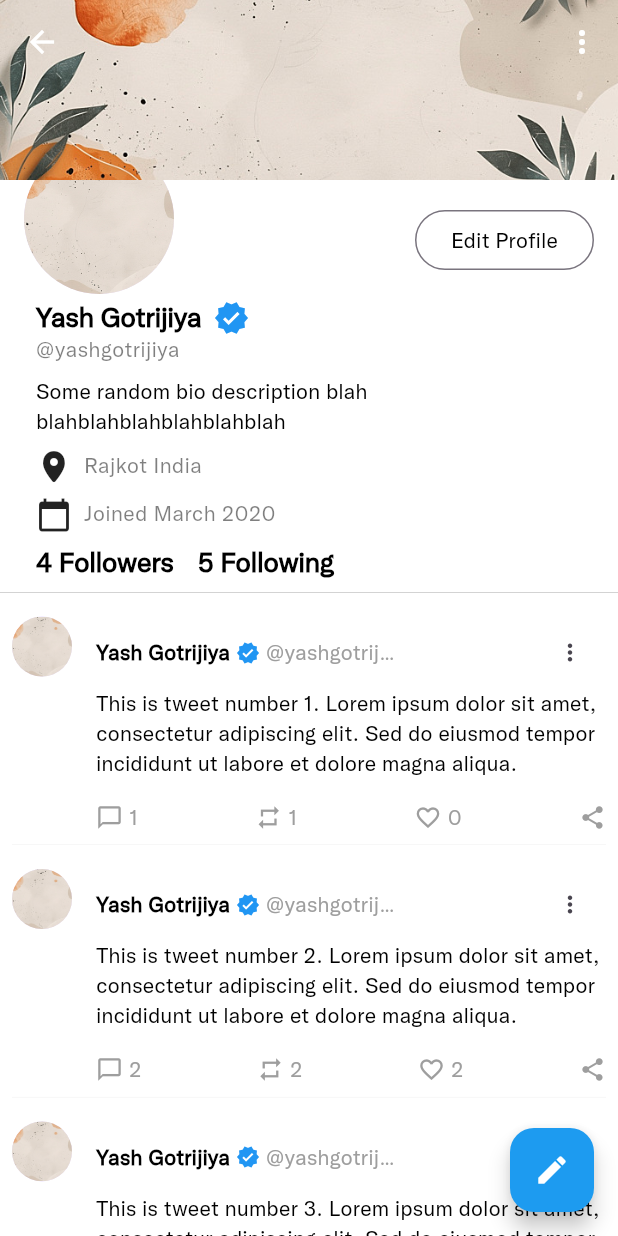
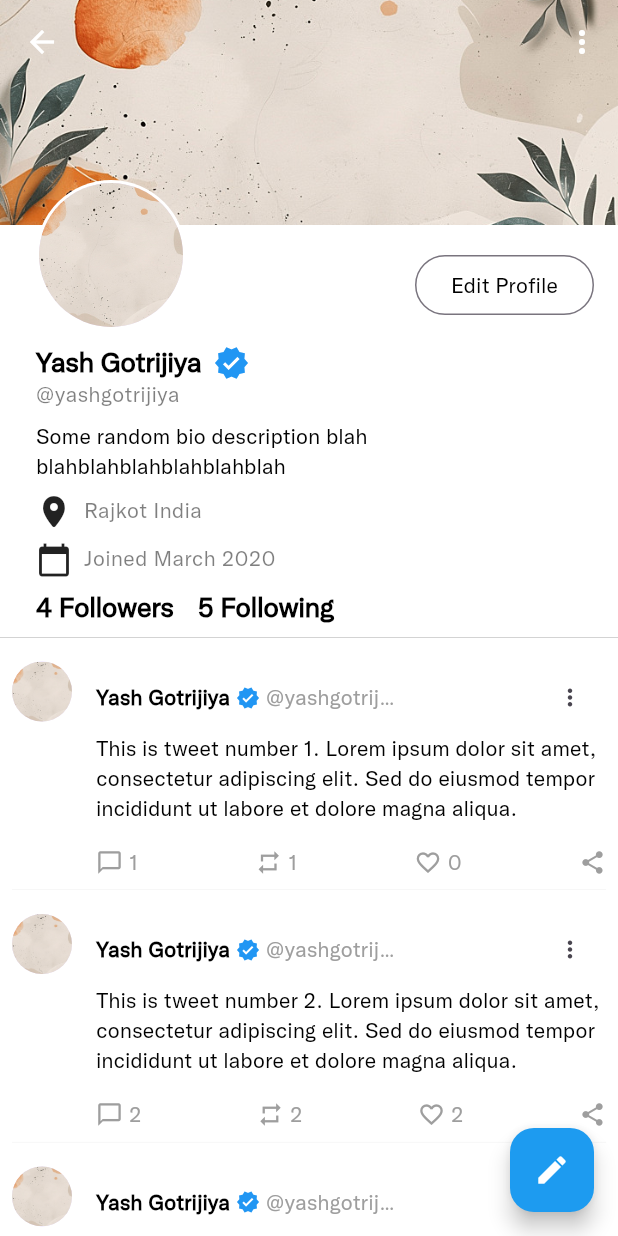
Before and after one commit to YashG92/twitter_clone, a Flutter app: the UserProfileView screen opened by its route, on a phone screen of 412 x 824 dp. Run offline on Flutter 3.47's test engine with Material 3 defaults, Android fonts, the phone set to English and light mode, and no system bars; our stand-ins replace cloud_firestore, connectivity_plus, firebase_auth, firebase_core, flutter_svg, get and 2 more; accounts and stored records are empty; generated files the repository leaves out were written again.

Commit message:
fix the issue of main user profile getting cut from top(shifted the image to sliver app bar)

```diff
--- a/lib/feature/personalization/view/user_profile_view.dart
+++ b/lib/feature/personalization/view/user_profile_view.dart
@@ -2,7 +2,6 @@ import 'dart:ui';
 
 import 'package:flutter/cupertino.dart';
 import 'package:flutter/material.dart';
-import 'package:get/get.dart';
 import 'package:twitter_clone/theme/palette.dart';
 import 'package:twitter_clone/utils/constants/constants.dart';
 import 'package:twitter_clone/utils/constants/image_strings.dart';
@@ -19,9 +18,10 @@ class UserProfileView extends StatelessWidget {
         slivers: [
           //AppBar with cover picture
           SliverAppBar(
-            expandedHeight: 120,
+            expandedHeight: 150,
             pinned: true,
             floating: false,
+            clipBehavior: Clip.none,
             flexibleSpace: LayoutBuilder(
               builder: (context, constraints) {
                 final top = constraints.biggest.height;
@@ -30,6 +30,7 @@ class UserProfileView extends StatelessWidget {
 
                 return Stack(
                   fit: StackFit.expand,
+                  clipBehavior: Clip.none,
                   children: [
                     Image.asset(ImageStrings.coverPicture, fit: BoxFit.cover),
 
@@ -69,6 +70,22 @@ class UserProfileView extends StatelessWidget {
                           ),
                         ),
                       ),
+                    if (!isCollapsed)
+                      Positioned(
+                        bottom: -70,
+                        left: YSizes.defaultSpace,
+                        child: CircleAvatar(
+                          radius: 50,
+                          backgroundColor:
+                              dark ? Palette.darkGrey : Colors.white,
+                          child: CircleAvatar(
+                            radius: 48,
+                            backgroundImage: AssetImage(
+                              ImageStrings.coverPicture,
+                            ),
+                          ),
+                        ),
+                      ),
                   ],
                 );
               },
@@ -91,42 +108,20 @@ class UserProfileView extends StatelessWidget {
               crossAxisAlignment: CrossAxisAlignment.start,
               children: [
                 //Profile pic and edit button
-                Stack(
-                  children: [
-                    Positioned(
-                      top: -40,
-                      child: Padding(
-                        padding: const EdgeInsets.all(
-                          YSizes.productImageRadius,
-                        ),
-                        child: CircleAvatar(
-                          radius: 50,
-                          backgroundImage: AssetImage(
-                            ImageStrings.coverPicture,
-                          ),
-                        ),
-                      ),
-                    ),
                 Align(
                   alignment: Alignment.topRight,
                   child: Padding(
-                        padding: const EdgeInsets.all(
-                          YSizes.productImageRadius,
-                        ),
+                    padding: const EdgeInsets.all(YSizes.productImageRadius),
                     child: OutlinedButton(
                       onPressed: () {},
                       child: Text(
                         'Edit Profile',
-                            style: Theme.of(
-                              context,
-                            ).textTheme.bodyMedium!.copyWith(
+                        style: Theme.of(context).textTheme.bodyMedium!.copyWith(
                           color: dark ? Colors.white : Colors.black,
                         ),
                       ),
                     ),
                   ),
-                    ),
-                  ],
                 ),
                 //SizedBox(height: YSizes.spaceBtwItems,),
 
```
Lines whose indentation alone changed are shown as unchanged.
